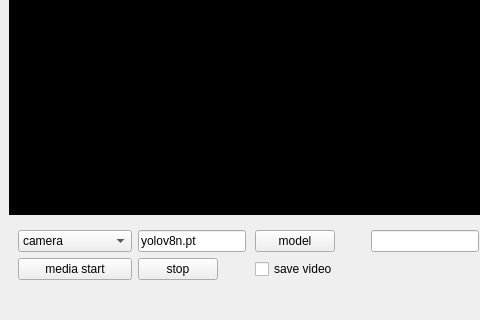
This is examples/YOLOv8-QT-PySide6-QtWidgets/camera_video.ui in ultralytics/ultralytics as Qt 5 draws it before an edit; both pictures show x 0 to 480 and y 164 to 484 of the 616 by 484 pixel window. The edited form follows.
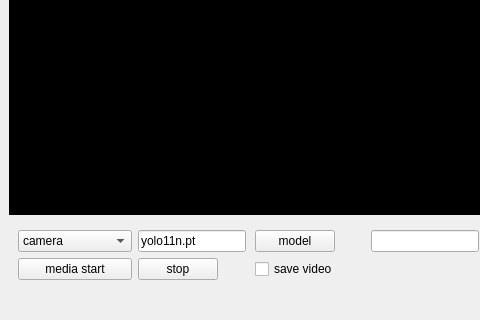
This is the edited form.

What changed in the file:
```diff
--- a/examples/YOLOv8-QT-PySide6-QtWidgets/camera_video.ui
+++ b/examples/YOLOv8-QT-PySide6-QtWidgets/camera_video.ui
@@ -82,7 +82,7 @@
        <item row="0" column="1" alignment="Qt::AlignmentFlag::AlignLeft">
         <widget class="QLineEdit" name="lineEdit">
          <property name="text">
-          <string>yolov8n.pt</string>
+          <string>yolo11n.pt</string>
          </property>
         </widget>
        </item>
```
Left out of the diff: 2 changed lines with no effect on the pictures.
